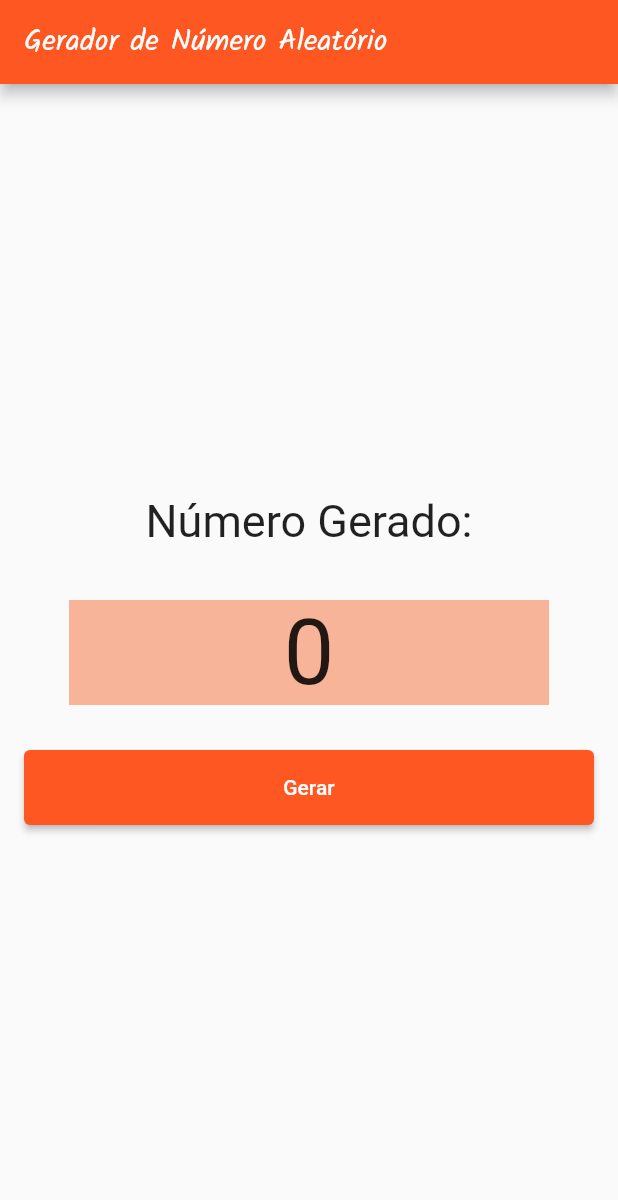
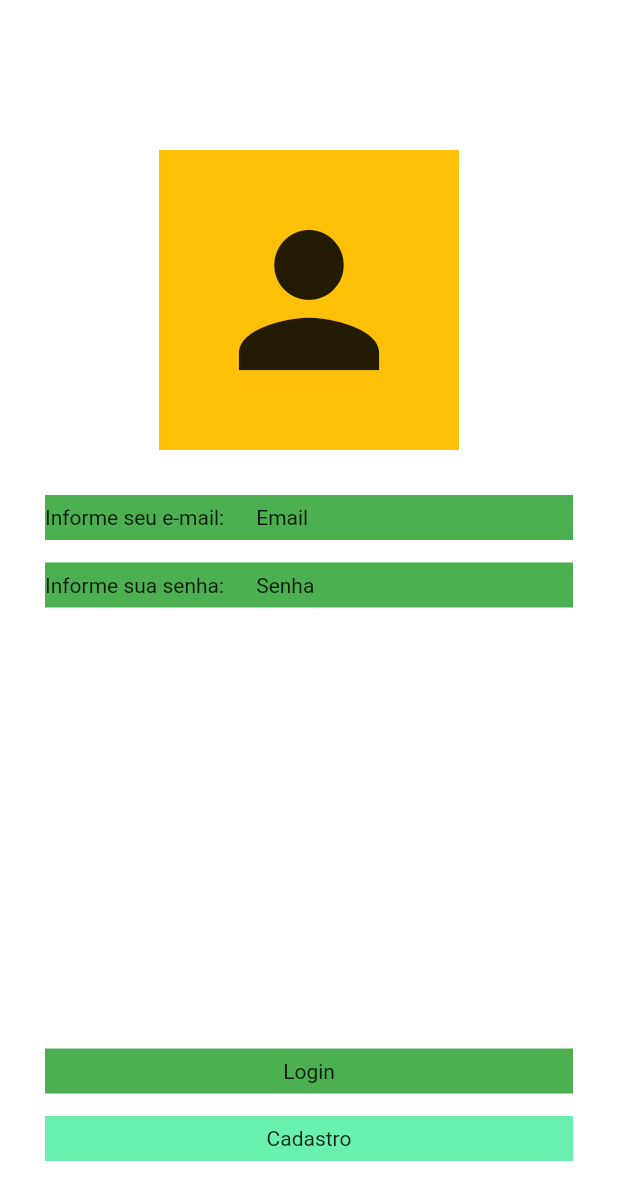
Before and after one commit to SabrinaVailante/learning_flutter_dio, a Flutter app: the screen it shows after launch, on a phone screen of 412 x 824 dp. Shown: the top 1200 px of the screen. Run offline on Flutter 3.47's test engine with Material 2 defaults, Android fonts, the phone set to English and light mode, and no system bars; our stand-ins replace google_fonts; Roboto replaces fonts that are missing (Acme).

Commit message:
Simulando com Blocos uma tela de login.

```diff
--- a/lib/funcionalidades/views/gerador_de_numero_aleatorio.dart
+++ b/lib/funcionalidades/views/gerador_de_numero_aleatorio.dart
@@ -64,7 +64,7 @@ class _GeradorDeNumeroAleatorioState extends State<GeradorDeNumeroAleatorio> {
                         GeradorNumeroAleatorioservice.gerarNumeroAleatorio(100);
                   });
                 },
-                child: const Text("Gerar"),
+                child: const Text("Gerar", style: TextStyle(fontSize: 25),),
               ),
             ),
           ],
--- /dev/null
+++ b/lib/funcionalidades/views/tela_de_login.dart
@@ -0,0 +1,96 @@
+import 'package:flutter/material.dart';
+
+class TelaDeLogin extends StatefulWidget {
+  const TelaDeLogin({super.key});
+
+  @override
+  State<TelaDeLogin> createState() => _TelaDeLoginState();
+}
+
+class _TelaDeLoginState extends State<TelaDeLogin> {
+  @override
+  Widget build(BuildContext context) {
+    return SafeArea(
+        child: Scaffold(
+            backgroundColor: const Color.fromRGBO(0, 248, 181, 0.50),
+            body: Container(
+              color: Colors.white,
+              width: double.infinity,
+              child: Column(
+                crossAxisAlignment: CrossAxisAlignment.center,
+                children: [
+                  const SizedBox(
+                    height: 100,
+                  ),
+                  Container(
+                    width: 200,
+                    height: 200,
+                    color: Colors.amber,
+                    child: const Icon(
+                      Icons.person,
+                      size: 140,
+                    ),
+                  ),
+                  const SizedBox(
+                    height: 30,
+                  ),
+                  Container(
+                    width: double.infinity,
+                    margin: EdgeInsets.symmetric(horizontal: 30),
+                    color: Colors.green,
+                    height: 30,
+                    alignment: Alignment.centerLeft,
+                    child: Row(
+                      children: const [
+                        Expanded(flex: 2, child: Text("Informe seu e-mail: ")),
+                        Expanded(flex: 3, child: Text("Email"))
+                      ],
+                    ),
+                  ),
+                  SizedBox(
+                    height: 15,
+                  ),
+                  Container(
+                    width: double.infinity,
+                    margin: EdgeInsets.symmetric(horizontal: 30),
+                    color: Colors.green,
+                    height: 30,
+                    alignment: Alignment.centerLeft,
+                    child: Row(
+                      children: const [
+                        Expanded(
+                          flex: 2,
+                          child: Text("Informe sua senha:"),
+                        ),
+                        Expanded(flex: 3, child: Text("Senha"))
+                      ],
+                    ),
+                  ),
+                  Expanded(child: Container()),
+                  Container(
+                    width: double.infinity,
+                    margin: EdgeInsets.symmetric(horizontal: 30),
+                    color: Colors.green,
+                    height: 30,
+                    alignment: Alignment.center,
+                    child: Text("Login"),
+                  ),
+                  SizedBox(
+                    height: 15,
+                  ),
+                  Container(
+                    width: double.infinity,
+                    margin: EdgeInsets.symmetric(horizontal: 30),
+                    color: Colors.greenAccent,
+                    height: 30,
+                    alignment: Alignment.center,
+                    child: Text("Cadastro"),
+                  ),
+                  SizedBox(
+                    height: 50,
+                  ),
+                ],
+              ),
+            )));
+  }
+}
--- a/lib/myApp.dart
+++ b/lib/myApp.dart
@@ -1,5 +1,6 @@
 import 'package:flutter/material.dart';
 import 'package:leaningflutter/funcionalidades/views/gerador_de_numero_aleatorio.dart';
+import 'package:leaningflutter/funcionalidades/views/tela_de_login.dart';
 
 class MyApp extends StatelessWidget {
   const MyApp({super.key});
@@ -9,7 +10,7 @@ class MyApp extends StatelessWidget {
     return MaterialApp(
       theme: ThemeData(primarySwatch: Colors.deepOrange),
       debugShowCheckedModeBanner: false,
-      home: const GeradorDeNumeroAleatorio(),
+      home: const TelaDeLogin(),
     );
   }
 }
```
